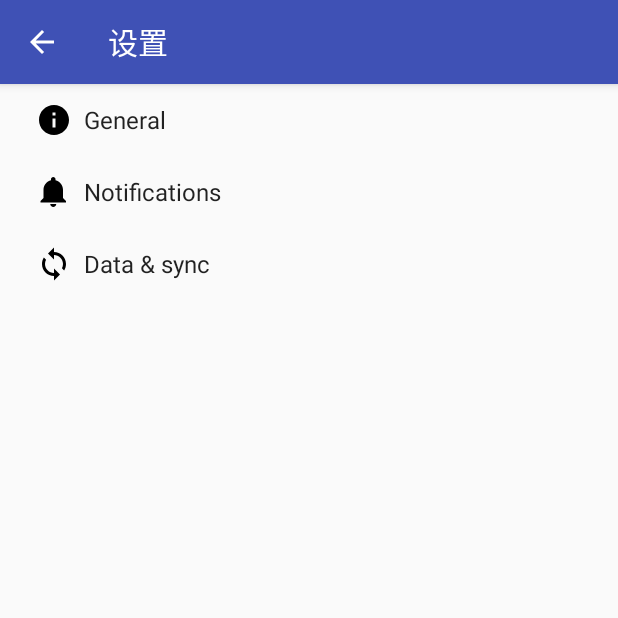
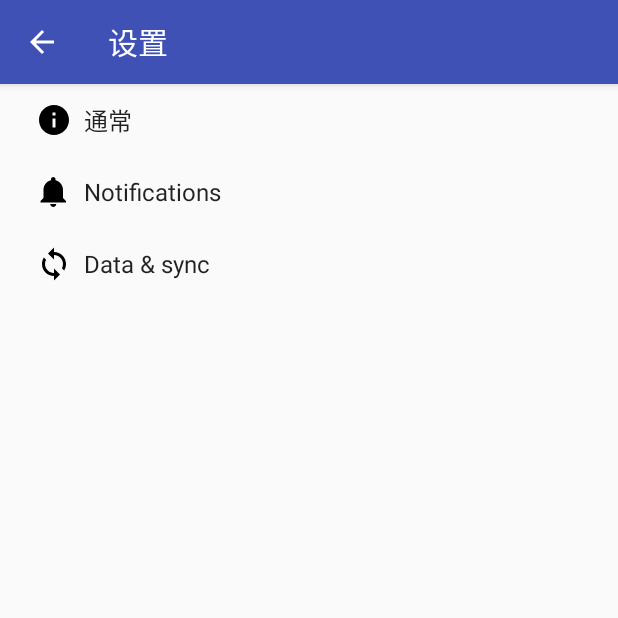
Before and after one commit to nick19750629/MyFirstApp, an Android app: the SettingsActivity screen opened directly, with no data from a screen before it, on a phone screen of 412 x 824 dp, the top half of it. Run offline under Robolectric (Android 15) with nearby library versions, the phone set to English and light mode, and no system bars.

Commit message:
V0.8.2
将一些参数放入设置功能并存取

```diff
--- a/app/src/main/java/com/example/nick/constant/constant.java
+++ b/app/src/main/java/com/example/nick/constant/constant.java
@@ -46,7 +46,6 @@ public class constant {
             R.drawable.pinyin,
             R.drawable.hanzi,
             R.drawable.wysw,
-            R.drawable.st,
             R.drawable.rand
     };
 
@@ -55,7 +54,6 @@ public class constant {
             R.drawable.c2e,
             R.drawable.e2c,
             R.drawable.senmk,
-            R.drawable.st,
             R.drawable.rand
     };
 
@@ -64,7 +62,6 @@ public class constant {
             "看汉字写拼音",
             "看拼音写汉字",
             "望义生文",
-            "随堂练习",
             "随机测试"
     };
 
@@ -72,7 +69,6 @@ public class constant {
             "汉译英",
             "英译汉",
             "造句",
-            "随堂练习",
             "随机测试"
     };
 
--- a/app/src/main/java/com/example/nick/myfirstapp/SettingsActivity.java
+++ b/app/src/main/java/com/example/nick/myfirstapp/SettingsActivity.java
@@ -178,7 +178,9 @@ public class SettingsActivity extends AppCompatPreferenceActivity {
             // updated to reflect the new value, per the Android Design
             // guidelines.
             bindPreferenceSummaryToValue(findPreference("example_text"));
-            bindPreferenceSummaryToValue(findPreference("example_list"));
+            bindPreferenceSummaryToValue(findPreference("grade_list"));
+            bindPreferenceSummaryToValue(findPreference("english_amount"));
+            bindPreferenceSummaryToValue(findPreference("chinese_amount"));
         }
 
         @Override
--- a/app/src/main/res/values/strings.xml
+++ b/app/src/main/res/values/strings.xml
@@ -7,23 +7,47 @@
     <string name="action_settings">设置</string>
     <string name="author">nech7506</string>
     <string name="email">nick7506@hotmail.com</string>
-    <string name="version">0.8.1</string>
+    <string name="version">0.8.2</string>
     <string name="title_activity_settings">设置</string>
-    <string name="welcome">欢迎使用阿瞳学习Android版（V0.8.1）</string>
+    <string name="welcome">欢迎使用阿瞳学习Android版（V0.8.2）</string>
     <string name="todo">功能保留，敬请期待！</string>
 
     <!-- Strings related to Settings -->
 
     <!-- Example General settings -->
-    <string name="pref_header_general">General</string>
+    <string name="pref_header_general">通常</string>
 
-    <string name="pref_title_social_recommendations">Enable social recommendations</string>
-    <string name="pref_description_social_recommendations">Recommendations for people to contact
-        based on your message history
+    <string name="pref_title_study_way">随堂练习</string>
+    <string name="pref_description_study_way">选项选择时可根据课程需要练习，否则全部
     </string>
 
-    <string name="pref_title_display_name">Display name</string>
-    <string name="pref_default_display_name">John Smith</string>
+
+    <string name="pref_title_display_name">使用者</string>
+    <string name="pref_default_display_name">陈耀辉</string>
+
+    <string name="pref_title_english_amount">英语题量</string>
+    <string name="pref_default_english_amount">50</string>
+
+    <string name="pref_title_chinese_amount">语文题量</string>
+    <string name="pref_default_chinese_amount">30</string>
+
+    <string name="pref_title_grade">请选择年纪</string>
+    <string-array name="pref_list_grades">
+        <item>初一上学期</item>
+        <item>初一下学期</item>
+        <item>初二上学期</item>
+        <item>初二下学期</item>
+        <item>初三上学期</item>
+        <item>初三下学期</item>
+    </string-array>
+    <string-array name="pref_grade_values">
+        <item>15</item>
+        <item>16</item>
+        <item>17</item>
+        <item>18</item>
+        <item>19</item>
+        <item>20</item>
+    </string-array>
 
     <string name="pref_title_add_friends_to_messages">Add friends to messages</string>
     <string-array name="pref_example_list_titles">
--- a/app/src/main/res/xml/pref_general.xml
+++ b/app/src/main/res/xml/pref_general.xml
@@ -1,10 +1,4 @@
 <PreferenceScreen xmlns:android="http://schemas.android.com/apk/res/android">
-
-    <SwitchPreference
-        android:defaultValue="true"
-        android:key="example_switch"
-        android:summary="@string/pref_description_social_recommendations"
-        android:title="@string/pref_title_social_recommendations" />
 
     <!-- NOTE: EditTextPreference accepts EditText attributes. -->
     <!-- NOTE: EditTextPreference's summary should be set to its value by the activity code. -->
@@ -23,11 +17,37 @@
     <!-- NOTE: ListPreference's summary should be set to its value by the activity code. -->
     <ListPreference
         android:defaultValue="-1"
-        android:entries="@array/pref_example_list_titles"
-        android:entryValues="@array/pref_example_list_values"
-        android:key="example_list"
+        android:entries="@array/pref_list_grades"
+        android:entryValues="@array/pref_grade_values"
+        android:key="grade_list"
         android:negativeButtonText="@null"
         android:positiveButtonText="@null"
-        android:title="@string/pref_title_add_friends_to_messages" />
+        android:title="@string/pref_title_grade" />
+
+    <SwitchPreference
+        android:defaultValue="true"
+        android:key="example_switch"
+        android:summary="@string/pref_description_study_way"
+        android:title="@string/pref_title_study_way" />
+
+    <EditTextPreference
+        android:capitalize="words"
+        android:defaultValue="@string/pref_default_english_amount"
+        android:inputType="numberDecimal"
+        android:key="english_amount"
+        android:maxLines="1"
+        android:selectAllOnFocus="true"
+        android:singleLine="true"
+        android:title="@string/pref_title_english_amount" />
+
+    <EditTextPreference
+        android:capitalize="words"
+        android:defaultValue="@string/pref_default_chinese_amount"
+        android:inputType="number"
+        android:key="chinese_amount"
+        android:maxLines="1"
+        android:selectAllOnFocus="true"
+        android:singleLine="true"
+        android:title="@string/pref_title_chinese_amount" />
 
 </PreferenceScreen>
```
Also changed, not shown: app/src/main/java/com/example/nick/myfirstapp/fragment/NaviFrag.java (+33 -0 lines), app/src/main/java/com/example/nick/myfirstapp/fragment/YuwenFrag.java (+10 -2 lines).
